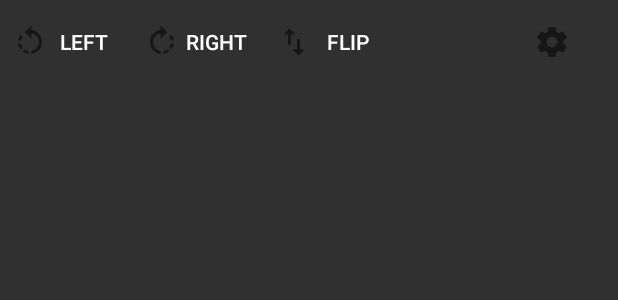
After one commit to zlsa/autogyro, an Android app: the layout view_notification.xml on its own in the app's theme, with its tools: preview values and no code run, on a phone screen of 412 x 824 dp. The commit adds this screen. Shown: the top 300 px of the screen. Run offline under Robolectric (Android 15) with nearby library versions, the phone set to English and light mode, and no system bars.

Commit message:
Improved drawables.

```diff
--- a/app/build.gradle
+++ b/app/build.gradle
@@ -32,7 +32,6 @@ dependencies {
     compile 'com.dmitrymalkovich.android:material-design-dimens:1.4'
     compile 'com.jakewharton:butterknife:8.4.0'
     apt 'com.jakewharton:butterknife-compiler:8.4.0'
-    compile 'com.iamhabib:easy-preference:1.0.1'
     compile 'com.takisoft.fix:preference-v7:25.0.1.0'
     compile 'org.greenrobot:eventbus:3.0.0'
 }
--- a/app/src/main/AndroidManifest.xml
+++ b/app/src/main/AndroidManifest.xml
@@ -50,7 +50,7 @@
 
     <service
       android:name=".TileLeftService"
-      android:icon="@drawable/ic_tile_left"
+      android:icon="@drawable/ic_rotate_left"
       android:label="@string/label_tile_left"
       android:permission="android.permission.BIND_QUICK_SETTINGS_TILE"
       >
@@ -64,7 +64,7 @@
 
     <service
       android:name=".TileRightService"
-      android:icon="@drawable/ic_tile_right"
+      android:icon="@drawable/ic_rotate_right"
       android:label="@string/label_tile_right"
       android:permission="android.permission.BIND_QUICK_SETTINGS_TILE"
       >
@@ -78,7 +78,7 @@
 
     <service
       android:name=".TileFlipService"
-      android:icon="@drawable/ic_tile_flip"
+      android:icon="@drawable/ic_flip"
       android:label="@string/label_tile_flip"
       android:permission="android.permission.BIND_QUICK_SETTINGS_TILE"
       >
--- a/app/src/main/java/com/zlsadesign/autogyro/LaunchActivity.java
+++ b/app/src/main/java/com/zlsadesign/autogyro/LaunchActivity.java
@@ -4,12 +4,9 @@ import android.app.Activity;
 import android.content.Intent;
 import android.os.Bundle;
 
-import com.iamhabib.easy_preference.EasyPreference;
-
 public class LaunchActivity extends Activity {
 
   protected PermissionManager pm;
-  protected EasyPreference.Builder prefs;
 
   @Override
   public void onCreate(Bundle savedInstanceState) {
--- /dev/null
+++ b/app/src/main/res/drawable/ic_settings.xml
@@ -0,0 +1,9 @@
+<vector xmlns:android="http://schemas.android.com/apk/res/android"
+        android:width="24dp"
+        android:height="24dp"
+        android:viewportWidth="24.0"
+        android:viewportHeight="24.0">
+    <path
+        android:fillColor="#FF000000"
+        android:pathData="M19.43,12.98c0.04,-0.32 0.07,-0.64 0.07,-0.98s-0.03,-0.66 -0.07,-0.98l2.11,-1.65c0.19,-0.15 0.24,-0.42 0.12,-0.64l-2,-3.46c-0.12,-0.22 -0.39,-0.3 -0.61,-0.22l-2.49,1c-0.52,-0.4 -1.08,-0.73 -1.69,-0.98l-0.38,-2.65C14.46,2.18 14.25,2 14,2h-4c-0.25,0 -0.46,0.18 -0.49,0.42l-0.38,2.65c-0.61,0.25 -1.17,0.59 -1.69,0.98l-2.49,-1c-0.23,-0.09 -0.49,0 -0.61,0.22l-2,3.46c-0.13,0.22 -0.07,0.49 0.12,0.64l2.11,1.65c-0.04,0.32 -0.07,0.65 -0.07,0.98s0.03,0.66 0.07,0.98l-2.11,1.65c-0.19,0.15 -0.24,0.42 -0.12,0.64l2,3.46c0.12,0.22 0.39,0.3 0.61,0.22l2.49,-1c0.52,0.4 1.08,0.73 1.69,0.98l0.38,2.65c0.03,0.24 0.24,0.42 0.49,0.42h4c0.25,0 0.46,-0.18 0.49,-0.42l0.38,-2.65c0.61,-0.25 1.17,-0.59 1.69,-0.98l2.49,1c0.23,0.09 0.49,0 0.61,-0.22l2,-3.46c0.12,-0.22 0.07,-0.49 -0.12,-0.64l-2.11,-1.65zM12,15.5c-1.93,0 -3.5,-1.57 -3.5,-3.5s1.57,-3.5 3.5,-3.5 3.5,1.57 3.5,3.5 -1.57,3.5 -3.5,3.5z"/>
+</vector>
--- /dev/null
+++ b/app/src/main/res/layout/view_notification.xml
@@ -0,0 +1,93 @@
+<?xml version="1.0" encoding="utf-8"?>
+<RelativeLayout
+  xmlns:android="http://schemas.android.com/apk/res/android"
+
+  android:layout_width="match_parent"
+  android:layout_height="match_parent">
+
+  <Button
+    android:id="@+id/rotate_left"
+
+    android:layout_alignParentTop="true"
+    android:layout_alignParentStart="true"
+
+    android:layout_width="wrap_content"
+    android:layout_height="@dimen/notification_height"
+
+    android:paddingStart="@dimen/notification_padding_horizontal"
+    android:paddingEnd="@dimen/notification_padding_horizontal"
+
+    android:gravity="center"
+
+    android:theme="@android:style/Widget.Material.Button"
+    style="?android:attr/borderlessButtonStyle"
+
+    android:drawableStart="@drawable/ic_rotate_left"
+    android:drawableTint="@color/light_text_secondary"
+    android:text="@string/label_notification_left"
+    />
+
+  <Button
+    android:id="@+id/rotate_right"
+
+    android:layout_alignParentTop="true"
+    android:layout_toEndOf="@id/rotate_left"
+
+    android:layout_width="wrap_content"
+    android:layout_height="@dimen/notification_height"
+
+    android:paddingStart="@dimen/notification_padding_horizontal"
+    android:paddingEnd="@dimen/notification_padding_horizontal"
+
+    android:gravity="center"
+
+    android:theme="@android:style/Widget.Material.Button"
+    style="?android:attr/borderlessButtonStyle"
+
+    android:drawableStart="@drawable/ic_rotate_right"
+    android:drawableTint="@color/light_text_secondary"
+    android:text="@string/label_notification_right"
+    />
+
+  <Button
+    android:id="@+id/flip"
+
+    android:layout_alignParentTop="true"
+    android:layout_toEndOf="@id/rotate_right"
+
+    android:layout_width="wrap_content"
+    android:layout_height="@dimen/notification_height"
+
+    android:paddingStart="@dimen/notification_padding_horizontal"
+    android:paddingEnd="@dimen/notification_padding_horizontal"
+
+    android:gravity="center"
+
+    android:theme="@android:style/Widget.Material.Button"
+    style="?android:attr/borderlessButtonStyle"
+
+    android:drawableStart="@drawable/ic_flip"
+    android:drawableTint="@color/light_text_secondary"
+    android:text="@string/label_notification_flip"
+    />
+
+  <ImageButton
+    android:id="@+id/settings"
+
+    android:layout_alignParentTop="true"
+    android:layout_alignParentEnd="true"
+
+    android:layout_width="wrap_content"
+    android:layout_height="@dimen/notification_height"
+
+    android:gravity="center"
+
+    android:theme="@android:style/Widget.Material.Button"
+    style="?android:attr/borderlessButtonStyle"
+
+    android:src="@drawable/ic_settings"
+    android:alpha="0.54"
+    android:tint="@color/black"
+    />
+
+</RelativeLayout>
--- a/app/src/main/res/values/dimens.xml
+++ b/app/src/main/res/values/dimens.xml
@@ -9,4 +9,7 @@
 
   <dimen name="row_text_padding">16dp</dimen>
   <dimen name="row_checkbox_padding">8dp</dimen>
+
+  <dimen name="notification_height">56dp</dimen>
+  <dimen name="notification_padding_horizontal">8dp</dimen>
 </resources>
--- a/app/src/main/res/values/strings.xml
+++ b/app/src/main/res/values/strings.xml
@@ -53,6 +53,12 @@
   <string name="control_method_use_quick_settings">Quick Settings tile</string>
   <string name="control_method_use_gestures">Gestures</string>
 
+  <!-- Notification buttons -->
+
+  <string name="label_notification_left">Left</string>
+  <string name="label_notification_right">Right</string>
+  <string name="label_notification_flip">Flip</string>
+
   <!-- Quick settings tiles -->
 
   <string name="label_tile_left">Rotate Left</string>
--- a/app/src/main/res/xml/preference_main.xml
+++ b/app/src/main/res/xml/preference_main.xml
@@ -17,19 +17,19 @@
       />
 
     <CheckBoxPreference
-      android:key="show_left"
+      android:key="show_notification_left"
       android:title="@string/control_method_notification_show_left"
       android:defaultValue="@bool/control_method_notification_show_left"
       />
 
     <CheckBoxPreference
-      android:key="show_right"
+      android:key="show_notification_right"
       android:title="@string/control_method_notification_show_right"
       android:defaultValue="@bool/control_method_notification_show_right"
       />
 
     <CheckBoxPreference
-      android:key="show_flip"
+      android:key="show_notification_flip"
       android:title="@string/control_method_notification_show_flip"
       android:defaultValue="@bool/control_method_notification_show_flip"
       />
```
Also changed, not shown: app/src/main/java/com/zlsadesign/autogyro/AutogyroNotification.java (added, +162 -0 lines), app/src/main/java/com/zlsadesign/autogyro/AutogyroService.java (+78 -4 lines), app/src/main/java/com/zlsadesign/autogyro/CommandEvent.java (+6 -3 lines), app/src/main/java/com/zlsadesign/autogyro/MainActivity.java (+10 -5 lines), app/src/main/java/com/zlsadesign/autogyro/MainSettingsFragment.java (+31 -5 lines), app/src/main/java/com/zlsadesign/autogyro/NotificationChangeEvent.java (added, +35 -0 lines), app/src/main/res/drawable/ic_notify.xml (added, +7 -0 lines), app/src/main/res/drawable/ic_flip.xml (renamed from app/src/main/res/drawable/ic_tile_flip.xml), app/src/main/res/drawable/ic_rotate_left.xml (renamed from app/src/main/res/drawable/ic_tile_left.xml), app/src/main/res/drawable/ic_rotate_right.xml (renamed from app/src/main/res/drawable/ic_tile_right.xml).
